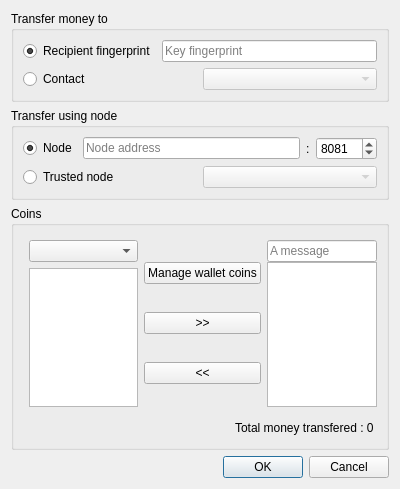
Old version of the form res/ui/transferDialog.ui in the repository duniter/sakia.
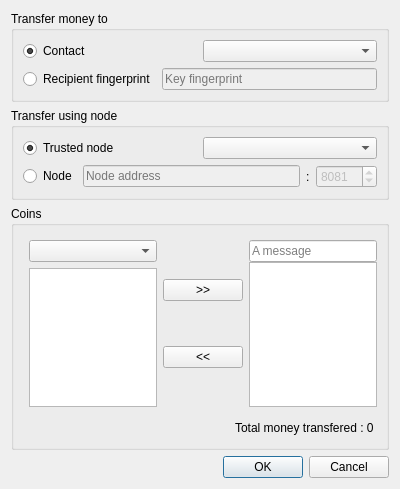
New version of the form.

Diff of the .ui file:
```diff
--- a/res/ui/transferDialog.ui
+++ b/res/ui/transferDialog.ui
@@ -20,6 +20,27 @@
       <string>Transfer money to</string>
      </property>
      <layout class="QVBoxLayout" name="verticalLayout_2">
+      <item>
+       <layout class="QHBoxLayout" name="horizontalLayout_2">
+        <item>
+         <widget class="QRadioButton" name="radio_contact">
+          <property name="text">
+           <string>Contact</string>
+          </property>
+          <property name="checked">
+           <bool>true</bool>
+          </property>
+         </widget>
+        </item>
+        <item>
+         <widget class="QComboBox" name="combo_contact">
+          <property name="enabled">
+           <bool>true</bool>
+          </property>
+         </widget>
+        </item>
+       </layout>
+      </item>
       <item>
        <layout class="QHBoxLayout" name="horizontalLayout">
         <item>
@@ -28,12 +49,15 @@
            <string>Recipient fingerprint</string>
           </property>
           <property name="checked">
-           <bool>true</bool>
+           <bool>false</bool>
           </property>
          </widget>
         </item>
         <item>
          <widget class="QLineEdit" name="edit_key_fingerprint">
+          <property name="enabled">
+           <bool>false</bool>
+          </property>
           <property name="inputMask">
            <string/>
           </property>
@@ -47,24 +71,6 @@
         </item>
        </layout>
       </item>
-      <item>
-       <layout class="QHBoxLayout" name="horizontalLayout_2">
-        <item>
-         <widget class="QRadioButton" name="radio_contact">
-          <property name="text">
-           <string>Contact</string>
-          </property>
-         </widget>
-        </item>
-        <item>
-         <widget class="QComboBox" name="combo_contact">
-          <property name="enabled">
-           <bool>false</bool>
-          </property>
-         </widget>
-        </item>
-       </layout>
-      </item>
      </layout>
     </widget>
    </item>
@@ -74,6 +80,27 @@
       <string>Transfer using node</string>
      </property>
      <layout class="QVBoxLayout" name="verticalLayout_3">
+      <item>
+       <layout class="QHBoxLayout" name="horizontalLayout_4">
+        <item>
+         <widget class="QRadioButton" name="radio_trusted_node">
+          <property name="text">
+           <string>Trusted node</string>
+          </property>
+          <property name="checked">
+           <bool>true</bool>
+          </property>
+         </widget>
+        </item>
+        <item>
+         <widget class="QComboBox" name="combo_trusted_node">
+          <property name="enabled">
+           <bool>true</bool>
+          </property>
+         </widget>
+        </item>
+       </layout>
+      </item>
       <item>
        <layout class="QHBoxLayout" name="horizontalLayout_3">
         <item>
@@ -82,12 +109,15 @@
            <string>Node</string>
           </property>
           <property name="checked">
-           <bool>true</bool>
+           <bool>false</bool>
           </property>
          </widget>
         </item>
         <item>
          <widget class="QLineEdit" name="edit_node_address">
+          <property name="enabled">
+           <bool>false</bool>
+          </property>
           <property name="inputMask">
            <string/>
           </property>
@@ -105,6 +135,9 @@
         </item>
         <item>
          <widget class="QSpinBox" name="spinbox_port">
+          <property name="enabled">
+           <bool>false</bool>
+          </property>
           <property name="maximum">
            <number>99999</number>
           </property>
@@ -115,24 +148,6 @@
         </item>
        </layout>
       </item>
-      <item>
-       <layout class="QHBoxLayout" name="horizontalLayout_4">
-        <item>
-         <widget class="QRadioButton" name="radio_trusted_node">
-          <property name="text">
-           <string>Trusted node</string>
-          </property>
-         </widget>
-        </item>
-        <item>
-         <widget class="QComboBox" name="combo_trusted_node">
-          <property name="enabled">
-           <bool>false</bool>
-          </property>
-         </widget>
-        </item>
-       </layout>
-      </item>
      </layout>
     </widget>
    </item>
@@ -165,13 +180,6 @@
           <property name="rightMargin">
            <number>0</number>
           </property>
-          <item>
-           <widget class="QPushButton" name="button_manage_coins">
-            <property name="text">
-             <string>Manage wallet coins</string>
-            </property>
-           </widget>
-          </item>
           <item>
            <widget class="QPushButton" name="button_add">
             <property name="text">
```
Left out of the diff: 16 changed lines with no effect on the pictures.
